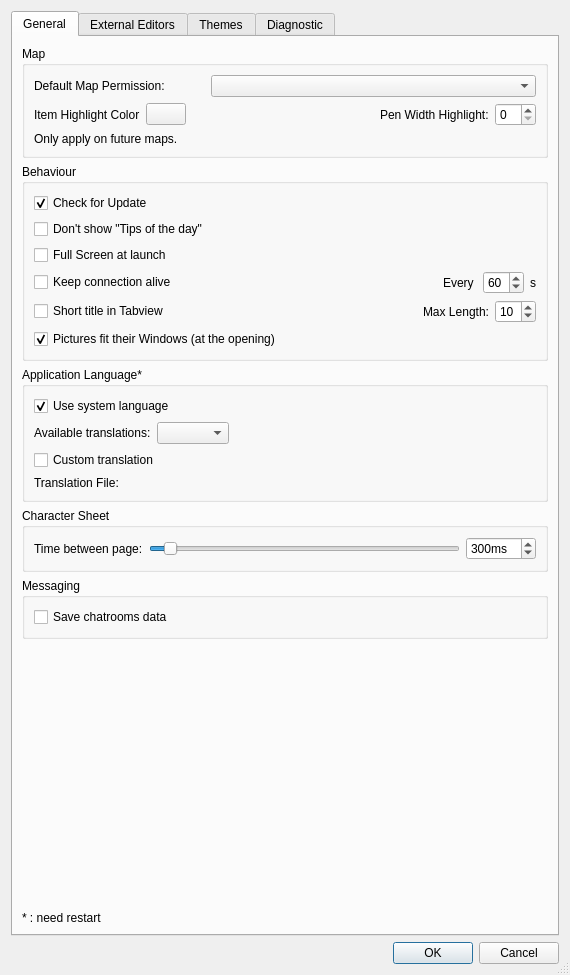
KDE/rolisteam, file src/libraries/rwidgets/dialogs/preferencesdialogbox.ui: the form before one commit.
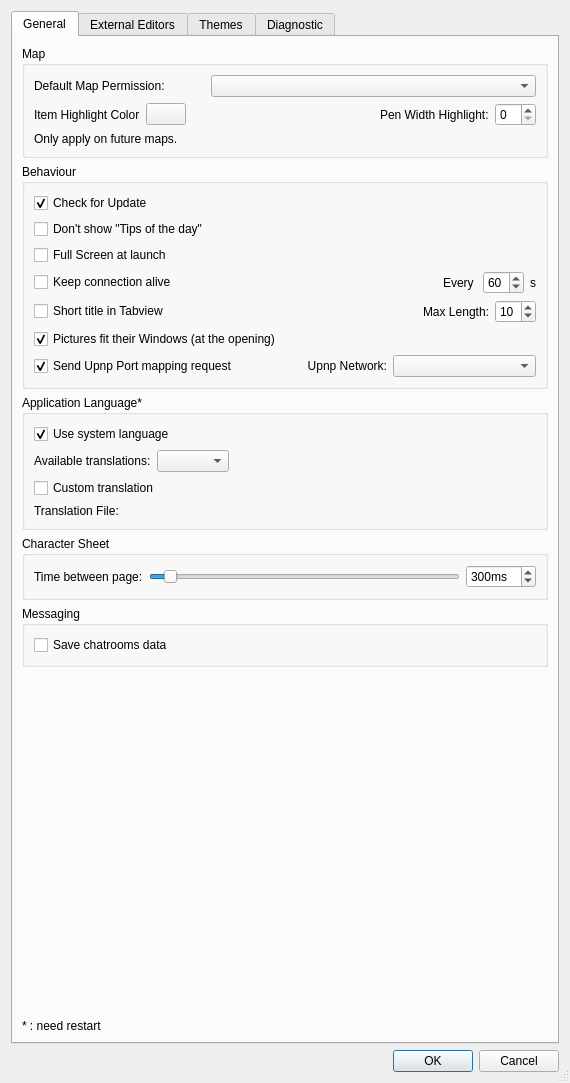
The form after the commit. Custom widgets are drawn as their Qt base class.

Commit message: [network]: refactoring upnp mapping tool.

Diff of the .ui file:
```diff
--- a/src/libraries/rwidgets/dialogs/preferencesdialogbox.ui
+++ b/src/libraries/rwidgets/dialogs/preferencesdialogbox.ui
@@ -7,7 +7,7 @@
     <x>0</x>
     <y>0</y>
     <width>570</width>
-    <height>975</height>
+    <height>1083</height>
    </rect>
   </property>
   <property name="windowTitle">
@@ -265,6 +265,33 @@
             </property>
            </widget>
           </item>
+          <item>
+           <layout class="QHBoxLayout" name="horizontalLayout">
+            <item>
+             <widget class="QCheckBox" name="m_upnpEnabled">
+              <property name="text">
+               <string>Send Upnp Port mapping request</string>
+              </property>
+              <property name="checked">
+               <bool>true</bool>
+              </property>
+             </widget>
+            </item>
+            <item>
+             <widget class="QLabel" name="m_upnpNetworkLbl">
+              <property name="text">
+               <string>Upnp Network:</string>
+              </property>
+              <property name="alignment">
+               <set>Qt::AlignmentFlag::AlignRight|Qt::AlignmentFlag::AlignTrailing|Qt::AlignmentFlag::AlignVCenter</set>
+              </property>
+             </widget>
+            </item>
+            <item>
+             <widget class="QComboBox" name="m_networkSelector"/>
+            </item>
+           </layout>
+          </item>
          </layout>
         </widget>
        </item>
```
The commit also changes 13 other files.
